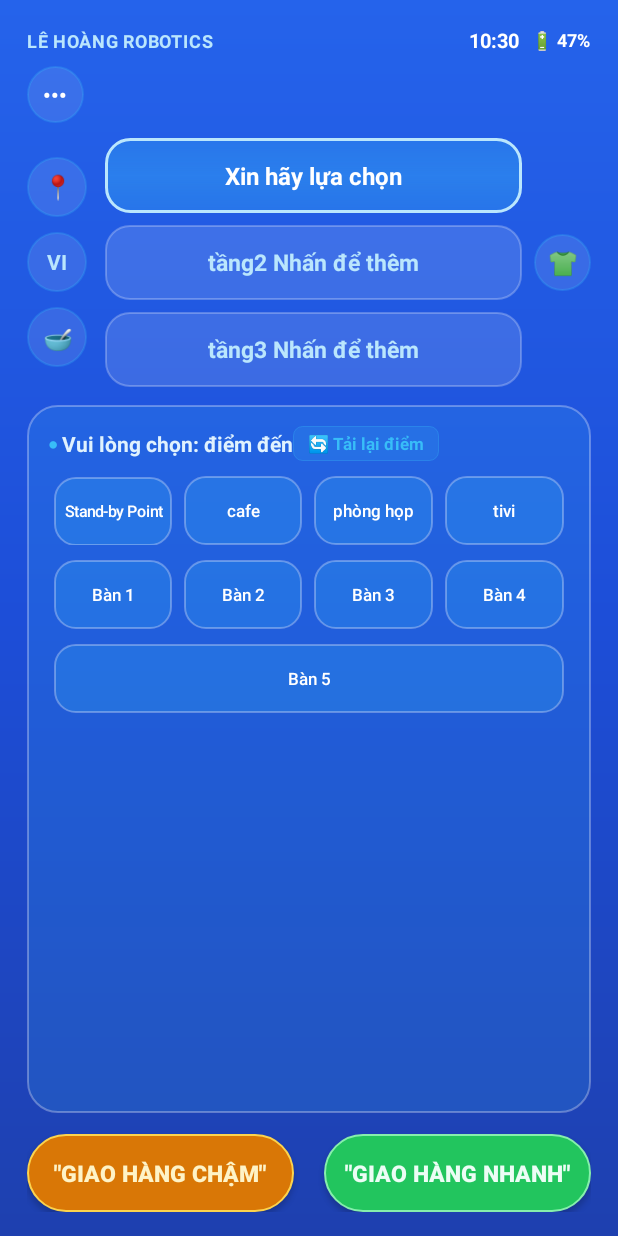
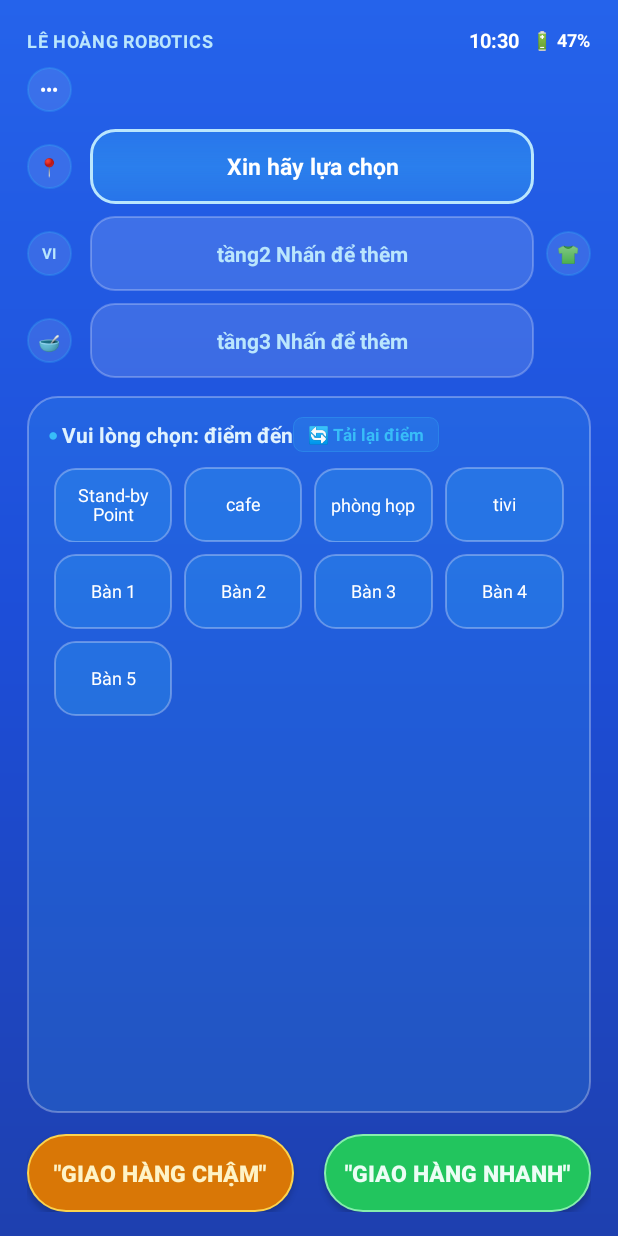
Before and after one commit to minhthanh199001/LEHOANGROBOTICS, an Android app: the screen it shows after launch (MainActivity), on a phone screen of 412 x 824 dp. Run offline under Robolectric (Android 15) with nearby library versions, the phone set to English and light mode, and no system bars; libraries missing offline, so code that uses them is left out: org.java_websocket, org.java_websocket.handshake, org.java_websocket.server; 3 statements that could not run were skipped.

Commit message:
fix(robot-app): shrink side icons and ensure uniform station button grid without text clipping

```diff
--- a/RobotSample-main/app/src/main/java/com/ainirobot/robotos/fragment/DeliveryFragment.java
+++ b/RobotSample-main/app/src/main/java/com/ainirobot/robotos/fragment/DeliveryFragment.java
@@ -1153,25 +1153,41 @@ public class DeliveryFragment extends Fragment {
                 row.setOrientation(LinearLayout.HORIZONTAL);
                 LinearLayout.LayoutParams rowLp = new LinearLayout.LayoutParams(
                         LinearLayout.LayoutParams.MATCH_PARENT, LinearLayout.LayoutParams.WRAP_CONTENT);
-                rowLp.bottomMargin = dpToPx(10);
+                rowLp.bottomMargin = dpToPx(8);
                 row.setLayoutParams(rowLp);
                 mContainerStationButtons.addView(row);
             }
 
-            Button btn = new Button(getContext());
-            LinearLayout.LayoutParams lp = new LinearLayout.LayoutParams(0, dpToPx(46), 1.0f);
+            TextView btn = new TextView(getContext());
+            LinearLayout.LayoutParams lp = new LinearLayout.LayoutParams(0, dpToPx(50), 1.0f);
             lp.setMargins(dpToPx(4), 0, dpToPx(4), 0);
             btn.setLayoutParams(lp);
 
             btn.setBackgroundResource(R.drawable.bg_station_glass_button);
             btn.setTextColor(0xFFFFFFFF);
-            // Giảm kích thước chữ nút điểm đến, tắt ép in hoa (allCaps) và padding nhỏ gọn để tên bàn không bị vỡ/xuống dòng
-            btn.setTransformationMethod(null);
-            btn.setTextSize(TypedValue.COMPLEX_UNIT_SP, stationName.length() > 9 ? 10.5f : 11.5f);
-            btn.setPadding(dpToPx(2), dpToPx(2), dpToPx(2), dpToPx(2));
+            btn.setGravity(Gravity.CENTER);
+            btn.setClickable(true);
+            btn.setFocusable(true);
+            btn.setIncludeFontPadding(false);
+            btn.setPadding(dpToPx(4), dpToPx(2), dpToPx(4), dpToPx(2));
             btn.setMaxLines(2);
             btn.setEllipsize(TextUtils.TruncateAt.END);
+            btn.setLineSpacing(0, 0.92f);
+
+            // Cân chỉnh cỡ chữ theo độ dài để tên điểm đến hiển thị rõ ràng, không bị tràn hay cắt chữ
+            if (stationName.length() > 14) {
+                btn.setTextSize(TypedValue.COMPLEX_UNIT_SP, 10f);
+            } else if (stationName.length() > 8) {
+                btn.setTextSize(TypedValue.COMPLEX_UNIT_SP, 11f);
+            } else {
+                btn.setTextSize(TypedValue.COMPLEX_UNIT_SP, 12f);
+            }
             btn.setText(stationName);
+
+            try {
+                androidx.core.widget.TextViewCompat.setAutoSizeTextTypeUniformWithConfiguration(
+                        btn, 8, 12, 1, TypedValue.COMPLEX_UNIT_SP);
+            } catch (Throwable ignored) {}
 
             // Click destination -> Assign to current active tray!
             btn.setOnClickListener(new View.OnClickListener() {
@@ -1183,6 +1199,19 @@ public class DeliveryFragment extends Fragment {
 
             if (row != null) {
                 row.addView(btn);
+            }
+        }
+
+        // Bổ sung các ô placeholder vô hình để hàng cuối luôn có kích thước đều tăm tắp với các hàng trên
+        if (row != null && mStationsList.size() % cols != 0) {
+            int remainder = cols - (mStationsList.size() % cols);
+            for (int k = 0; k < remainder; k++) {
+                View placeholder = new View(getContext());
+                LinearLayout.LayoutParams plp = new LinearLayout.LayoutParams(0, dpToPx(50), 1.0f);
+                plp.setMargins(dpToPx(4), 0, dpToPx(4), 0);
+                placeholder.setLayoutParams(plp);
+                placeholder.setVisibility(View.INVISIBLE);
+                row.addView(placeholder);
             }
         }
     }
@@ -2505,25 +2534,26 @@ public class DeliveryFragment extends Fragment {
     }
 
     private void rebuildCruiseStationChips() {
-        if (mContainerCruiseStations == null)
+        if (mContainerCruiseStations == null || getContext() == null)
             return;
         mContainerCruiseStations.removeAllViews();
 
         int columns = 3;
         LinearLayout currentRow = null;
+        int placedCount = 0;
 
         for (int i = 0; i < mStationsList.size(); i++) {
             final String stationName = mStationsList.get(i);
             if (stationName.equalsIgnoreCase("Stand-by Point"))
                 continue;
 
-            if (i % columns == 0 || currentRow == null) {
+            if (placedCount % columns == 0) {
                 currentRow = new LinearLayout(getContext());
                 currentRow.setOrientation(LinearLayout.HORIZONTAL);
                 currentRow.setLayoutParams(new LinearLayout.LayoutParams(
                         LinearLayout.LayoutParams.MATCH_PARENT,
                         LinearLayout.LayoutParams.WRAP_CONTENT));
-                currentRow.setPadding(0, 0, 0, 8);
+                currentRow.setPadding(0, 0, 0, dpToPx(8));
                 mContainerCruiseStations.addView(currentRow);
             }
 
@@ -2532,12 +2562,14 @@ public class DeliveryFragment extends Fragment {
 
             final TextView chip = new TextView(getContext());
             LinearLayout.LayoutParams lp = new LinearLayout.LayoutParams(
-                    0, 48, 1.0f);
-            lp.setMargins(4, 0, 4, 0);
+                    0, dpToPx(46), 1.0f);
+            lp.setMargins(dpToPx(4), 0, dpToPx(4), 0);
             chip.setLayoutParams(lp);
             chip.setGravity(Gravity.CENTER);
-            chip.setTextSize(13);
+            chip.setTextSize(12);
             chip.setTypeface(null, Typeface.BOLD);
+            chip.setMaxLines(2);
+            chip.setEllipsize(TextUtils.TruncateAt.END);
 
             if (isSelected) {
                 chip.setBackgroundResource(R.drawable.bg_btn_table_selected);
@@ -2561,7 +2593,23 @@ public class DeliveryFragment extends Fragment {
                 }
             });
 
-            currentRow.addView(chip);
+            if (currentRow != null) {
+                currentRow.addView(chip);
+            }
+            placedCount++;
+        }
+
+        // Fill remaining items in the last row for uniform layout
+        if (currentRow != null && placedCount % columns != 0) {
+            int remainder = columns - (placedCount % columns);
+            for (int k = 0; k < remainder; k++) {
+                View placeholder = new View(getContext());
+                LinearLayout.LayoutParams plp = new LinearLayout.LayoutParams(0, dpToPx(46), 1.0f);
+                plp.setMargins(dpToPx(4), 0, dpToPx(4), 0);
+                placeholder.setLayoutParams(plp);
+                placeholder.setVisibility(View.INVISIBLE);
+                currentRow.addView(placeholder);
+            }
         }
 
         // Update Route Summary Text
--- a/RobotSample-main/app/src/main/res/layout/fragment_delivery.xml
+++ b/RobotSample-main/app/src/main/res/layout/fragment_delivery.xml
@@ -73,21 +73,21 @@
         <!-- ROW 2: MENU DOTS (•••) ON LEFT -->
         <RelativeLayout
             android:layout_width="match_parent"
-            android:layout_height="38dp"
+            android:layout_height="32dp"
             android:layout_marginBottom="10dp">
 
             <!-- Left: Circular Menu dots (•••) -->
             <TextView
                 android:id="@+id/btn_menu_dots"
-                android:layout_width="38dp"
-                android:layout_height="38dp"
+                android:layout_width="30dp"
+                android:layout_height="30dp"
                 android:layout_alignParentStart="true"
                 android:layout_centerVertical="true"
                 android:background="@drawable/bg_circle_icon"
                 android:gravity="center"
                 android:text="•••"
                 android:textColor="#FFFFFF"
-                android:textSize="14sp"
+                android:textSize="11sp"
                 android:textStyle="bold"
                 android:clickable="true"
                 android:focusable="true" />
@@ -138,55 +138,73 @@
             android:gravity="center_vertical"
             android:layout_marginBottom="12dp">
 
-            <!-- LEFT VERTICAL STRIP OF 3 ACTION ICONS -->
-            <LinearLayout
-                android:layout_width="wrap_content"
+            <!-- LEFT VERTICAL STRIP OF 3 ACTION ICONS (Nhỏ gọn, căn đều theo từng tầng mâm) -->
+            <LinearLayout
+                android:layout_width="30dp"
                 android:layout_height="wrap_content"
                 android:orientation="vertical"
                 android:gravity="center_horizontal"
                 android:layout_marginEnd="12dp">
 
-                <!-- 1. Về Trạm sạc (Pin icon 📍) -->
+                <!-- 1. Về Trạm sạc (Pin icon 📍) - Cân giữa Tầng 1 -->
+                <FrameLayout
+                    android:layout_width="30dp"
+                    android:layout_height="50dp"
+                    android:layout_marginBottom="8dp">
+
                     <TextView
                         android:id="@+id/btn_charge_dock"
-                    android:layout_width="40dp"
-                    android:layout_height="40dp"
+                        android:layout_width="30dp"
+                        android:layout_height="30dp"
+                        android:layout_gravity="center"
                         android:background="@drawable/bg_circle_icon"
                         android:gravity="center"
                         android:text="📍"
                         android:textColor="#BAE6FD"
-                    android:textSize="16sp"
-                    android:layout_marginBottom="10dp"
+                        android:textSize="12sp"
                         android:clickable="true"
                         android:focusable="true" />
-
-                <!-- 2. Chuyển ngôn ngữ (Chữ VI không cờ) -->
+                </FrameLayout>
+
+                <!-- 2. Chuyển ngôn ngữ (Chữ VI không cờ) - Cân giữa Tầng 2 -->
+                <FrameLayout
+                    android:layout_width="30dp"
+                    android:layout_height="50dp"
+                    android:layout_marginBottom="8dp">
+
                     <TextView
                         android:id="@+id/btn_language"
-                    android:layout_width="40dp"
-                    android:layout_height="40dp"
+                        android:layout_width="30dp"
+                        android:layout_height="30dp"
+                        android:layout_gravity="center"
                         android:background="@drawable/bg_circle_icon"
                         android:gravity="center"
                         android:text="VI"
                         android:textColor="#BAE6FD"
-                    android:textSize="14sp"
-                    android:textStyle="bold"
-                    android:layout_marginBottom="10dp"
+                        android:textSize="10sp"
+                        android:textStyle="bold"
                         android:clickable="true"
                         android:focusable="true" />
-
-                <!-- 3. Chuyển vào chế độ dọn bàn (Dish/Bowl icon 🥣) -->
+                </FrameLayout>
+
+                <!-- 3. Chuyển vào chế độ dọn bàn (Dish/Bowl icon 🥣) - Cân giữa Tầng 3 -->
+                <FrameLayout
+                    android:layout_width="30dp"
+                    android:layout_height="50dp">
+
                     <TextView
                         android:id="@+id/btn_dish_collection"
-                    android:layout_width="40dp"
-                    android:layout_height="40dp"
+                        android:layout_width="30dp"
+                        android:layout_height="30dp"
+                        android:layout_gravity="center"
                         android:background="@drawable/bg_circle_icon"
                         android:gravity="center"
                         android:text="🥣"
                         android:textColor="#BAE6FD"
-                    android:textSize="16sp"
+                        android:textSize="12sp"
                         android:clickable="true"
                         android:focusable="true" />
+                </FrameLayout>
             </LinearLayout>
 
             <!-- 3 STACKED TRAY SHELVES WITH RIGHT FLOATING T-SHIRT BUTTON -->
@@ -199,7 +217,7 @@
                     android:layout_width="match_parent"
                     android:layout_height="wrap_content"
                     android:orientation="vertical"
-                    android:paddingEnd="46dp">
+                    android:paddingEnd="38dp">
 
                     <!-- TẦNG 1 -->
                     <RelativeLayout
@@ -230,12 +248,16 @@
 
                         <TextView
                             android:id="@+id/tv_tray_1_status"
-                            android:layout_width="wrap_content"
+                            android:layout_width="match_parent"
                             android:layout_height="wrap_content"
                             android:layout_centerInParent="true"
+                            android:gravity="center"
+                            android:paddingHorizontal="30dp"
+                            android:maxLines="1"
+                            android:ellipsize="end"
                             android:text="Xin hãy lựa chọn"
                             android:textColor="#FFFFFF"
-                            android:textSize="16sp"
+                            android:textSize="15sp"
                             android:textStyle="bold" />
                     </RelativeLayout>
 
@@ -268,12 +290,16 @@
 
                         <TextView
                             android:id="@+id/tv_tray_2_status"
-                            android:layout_width="wrap_content"
+                            android:layout_width="match_parent"
                             android:layout_height="wrap_content"
                             android:layout_centerInParent="true"
+                            android:gravity="center"
+                            android:paddingHorizontal="30dp"
+                            android:maxLines="1"
+                            android:ellipsize="end"
                             android:text="tầng2 Nhấn để thêm"
                             android:textColor="#BAE6FD"
-                            android:textSize="15sp"
+                            android:textSize="14sp"
                             android:textStyle="bold" />
                     </RelativeLayout>
 
@@ -305,12 +331,16 @@
 
                         <TextView
                             android:id="@+id/tv_tray_3_status"
-                            android:layout_width="wrap_content"
+                            android:layout_width="match_parent"
                             android:layout_height="wrap_content"
                             android:layout_centerInParent="true"
+                            android:gravity="center"
+                            android:paddingHorizontal="30dp"
+                            android:maxLines="1"
+                            android:ellipsize="end"
                             android:text="tầng3 Nhấn để thêm"
                             android:textColor="#BAE6FD"
-                            android:textSize="15sp"
+                            android:textSize="14sp"
                             android:textStyle="bold" />
                     </RelativeLayout>
                 </LinearLayout>
@@ -318,15 +348,15 @@
                 <!-- Floating uniform/hanger icon on right side -->
                 <TextView
                     android:id="@+id/btn_tray_floating_bell"
-                    android:layout_width="38dp"
-                    android:layout_height="38dp"
+                    android:layout_width="30dp"
+                    android:layout_height="30dp"
                     android:layout_alignParentEnd="true"
                     android:layout_centerVertical="true"
                     android:background="@drawable/bg_circle_icon"
                     android:gravity="center"
                     android:text="👕"
                     android:textColor="#FFFFFF"
-                    android:textSize="16sp"
+                    android:textSize="12sp"
                     android:clickable="true"
                     android:focusable="true" />
             </RelativeLayout>
```
Also changed, not shown: 2 other files. Lines whose indentation alone changed are shown as unchanged.
